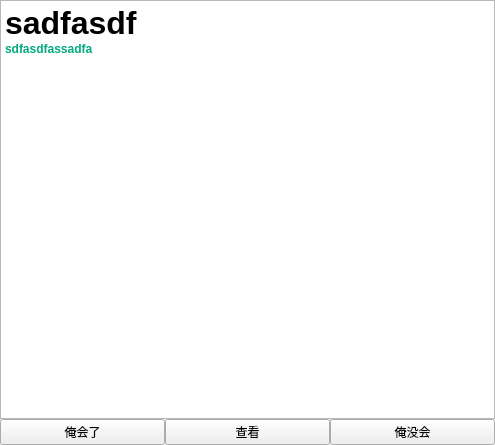
This is Word_Sentence exercise tool/missionpage.ui in ArmoredP1g/WordPass as Qt 5 draws it before an edit. The edited form follows.
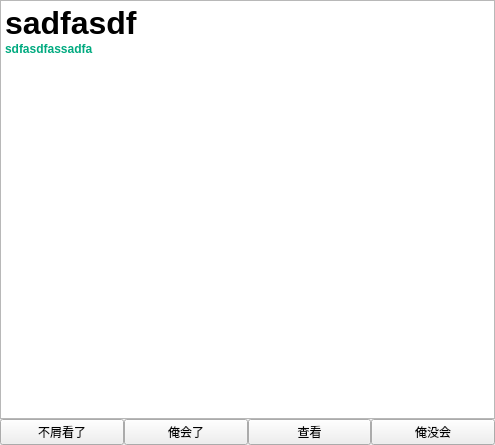
This is the edited form.

What changed in the file:
```diff
--- a/Word_Sentence exercise tool/missionpage.ui
+++ b/Word_Sentence exercise tool/missionpage.ui
@@ -43,6 +43,13 @@
    </item>
    <item>
     <layout class="QHBoxLayout" name="horizontalLayout">
+     <item>
+      <widget class="QPushButton" name="pb_pass">
+       <property name="text">
+        <string>不屑看了</string>
+       </property>
+      </widget>
+     </item>
      <item>
       <widget class="QPushButton" name="pb_mastered">
        <property name="text">
```
